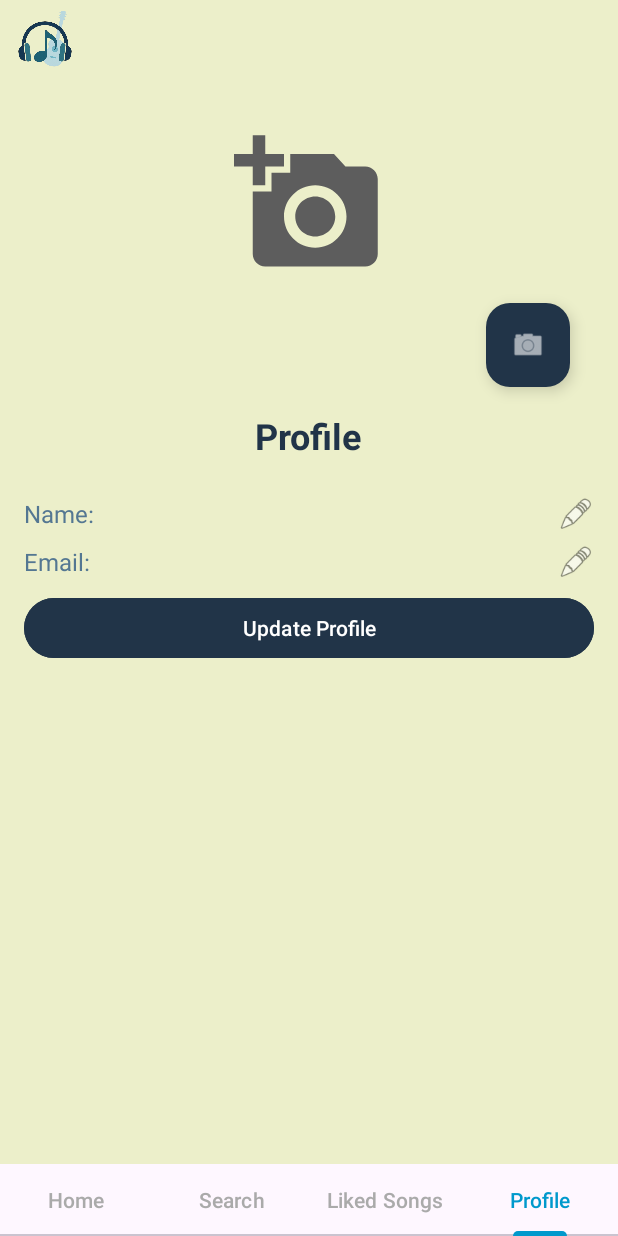
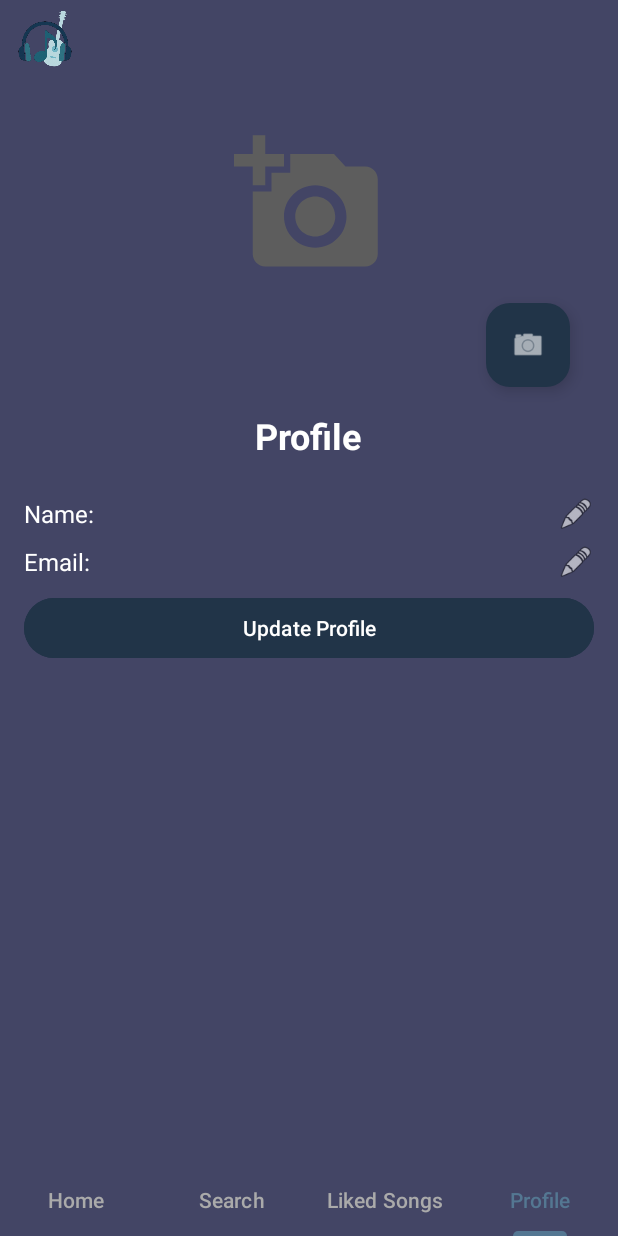
Before and after one commit to anosha2001/MusicPlayerApp, an Android app: the Home screen opened directly, with no data from a screen before it, item 4 of the bottom bar chosen, on a phone screen of 412 x 824 dp. Run offline under Robolectric (Android 15) with nearby library versions, the light colour scheme and no system bars; our stand-ins replace Firebase (no records; nobody signed in at launch, a user with empty details on screens opened directly).

Commit message:
Ui update

```diff
--- a/app/src/main/res/layout/activity_login.xml
+++ b/app/src/main/res/layout/activity_login.xml
@@ -21,8 +21,8 @@
         android:contentDescription="App Logo" />
 
     <TextView
-        android:text="Login"
-        android:textColor="@color/colorPrimary"
+        android:text="Musify"
+        android:textColor="@color/colorWhite"
         android:textSize="28sp"
         android:layout_marginBottom="24dp"
         android:textStyle="bold"
@@ -38,6 +38,7 @@
         android:layout_height="wrap_content"
         android:backgroundTint="@color/colorPrimaryDark"
         android:padding="12dp"
+        android:textColor="@color/colorWhite"
         android:layout_marginBottom="16dp"/>
 
     <EditText
@@ -47,6 +48,7 @@
         android:layout_width="match_parent"
         android:layout_height="wrap_content"
         android:backgroundTint="@color/colorPrimaryDark"
+        android:textColor="@color/colorWhite"
         android:padding="12dp"
         android:layout_marginBottom="24dp"/>
 
--- a/app/src/main/res/layout/activity_main.xml
+++ b/app/src/main/res/layout/activity_main.xml
@@ -28,9 +28,9 @@
         android:id="@+id/tabLayout"
         android:layout_width="match_parent"
         android:layout_height="wrap_content"
-
-        app:tabIndicatorColor="@android:color/holo_blue_dark"
-        app:tabSelectedTextColor="@android:color/holo_blue_dark"
+        app:tabBackground="@color/colorBackground"
+        app:tabIndicatorColor="@color/colorPrimaryDark"
+        app:tabSelectedTextColor="@color/colorPrimaryDark"
         app:tabTextColor="@android:color/darker_gray"/>
 
 </LinearLayout>
--- a/app/src/main/res/layout/fragment_home.xml
+++ b/app/src/main/res/layout/fragment_home.xml
@@ -96,12 +96,14 @@
                 android:text="Welcome"
                 android:textSize="24sp"
                 android:textStyle="bold"
+                android:textColor="@color/colorWhite"
                 android:layout_marginBottom="24dp"/>
 
             <TextView
                 android:text="Liked Songs"
                 android:textSize="18sp"
                 android:textStyle="bold"
+                android:textColor="@color/colorWhite"
                 android:layout_width="wrap_content"
                 android:layout_height="wrap_content"/>
 
@@ -115,6 +117,7 @@
             <TextView
                 android:text="New Songs"
                 android:textSize="18sp"
+                android:textColor="@color/colorWhite"
                 android:textStyle="bold"
                 android:layout_marginTop="16dp"
                 android:layout_width="wrap_content"
--- a/app/src/main/res/layout/fragment_liked_songs.xml
+++ b/app/src/main/res/layout/fragment_liked_songs.xml
@@ -11,6 +11,7 @@
         android:layout_width="wrap_content"
         android:layout_height="wrap_content"
         android:text="Liked Songs"
+        android:textColor="@color/colorWhite"
         android:textAppearance="?android:attr/textAppearanceLarge"
         android:paddingBottom="8dp" />
 
--- a/app/src/main/res/layout/fragment_profile.xml
+++ b/app/src/main/res/layout/fragment_profile.xml
@@ -43,7 +43,7 @@
 
             <TextView
                 android:text="Profile"
-                android:textColor="@color/colorPrimary"
+                android:textColor="@color/colorWhite"
                 android:textSize="24sp"
                 android:layout_height="wrap_content"
                 android:layout_width="wrap_content"
@@ -63,8 +63,8 @@
                     android:layout_width="0dp"
                     android:layout_weight="1"
                     android:layout_height="wrap_content"
-                    android:text="Name: Anosha"
-                    android:textColor="#547792"
+                    android:text="Name:"
+                    android:textColor="@color/colorWhite"
                     android:textSize="16sp" />
 
                 <ImageView
@@ -81,6 +81,7 @@
                 android:layout_height="wrap_content"
                 android:hint="Full Name"
                 android:visibility="gone"
+                android:textColor="@color/colorWhite"
                 android:backgroundTint="@color/colorPrimaryDark"
                 android:padding="12dp"
                 android:layout_marginBottom="12dp" />
@@ -99,8 +100,8 @@
                     android:layout_width="0dp"
                     android:layout_weight="1"
                     android:layout_height="wrap_content"
-                    android:text="Email: anosha@email.com"
-                    android:textColor="#547792"
+                    android:text="Email:"
+                    android:textColor="@color/colorWhite"
                     android:textSize="16sp" />
 
                 <ImageView
@@ -118,6 +119,7 @@
                 android:hint="Email"
                 android:inputType="textEmailAddress"
                 android:visibility="gone"
+                android:textColor="@color/colorWhite"
                 android:backgroundTint="@color/colorPrimaryDark"
                 android:padding="12dp"
                 android:layout_marginBottom="12dp" />
--- a/app/src/main/res/layout/fragment_search.xml
+++ b/app/src/main/res/layout/fragment_search.xml
@@ -8,11 +8,13 @@
         android:id="@+id/searchView"
         android:layout_width="match_parent"
         android:layout_height="wrap_content"
+        android:textColor="@color/colorWhite"
         android:queryHint="Search for songs or artists" />
 
     <androidx.recyclerview.widget.RecyclerView
         android:id="@+id/recyclerSearchResults"
         android:layout_width="match_parent"
         android:layout_height="match_parent"
+        android:textColor="@color/colorWhite"
         android:padding="8dp" />
 </LinearLayout>
--- a/app/src/main/res/values/colors.xml
+++ b/app/src/main/res/values/colors.xml
@@ -6,7 +6,7 @@
     <color name="colorPrimary">#213448</color>
     <color name="colorPrimaryDark">#547792</color>
     <color name="colorAccent">#94B4C1</color>
-    <color name="colorBackground">#ECEFCA</color>
+    <color name="colorBackground">#434565</color>
     <color name="colorWhite">#FFFFFF</color>
     <color name="colorBlack">#000000</color>
 </resources>
```
Also changed, not shown: app/src/main/res/layout/activity_signup.xml (+5 -2 lines).
